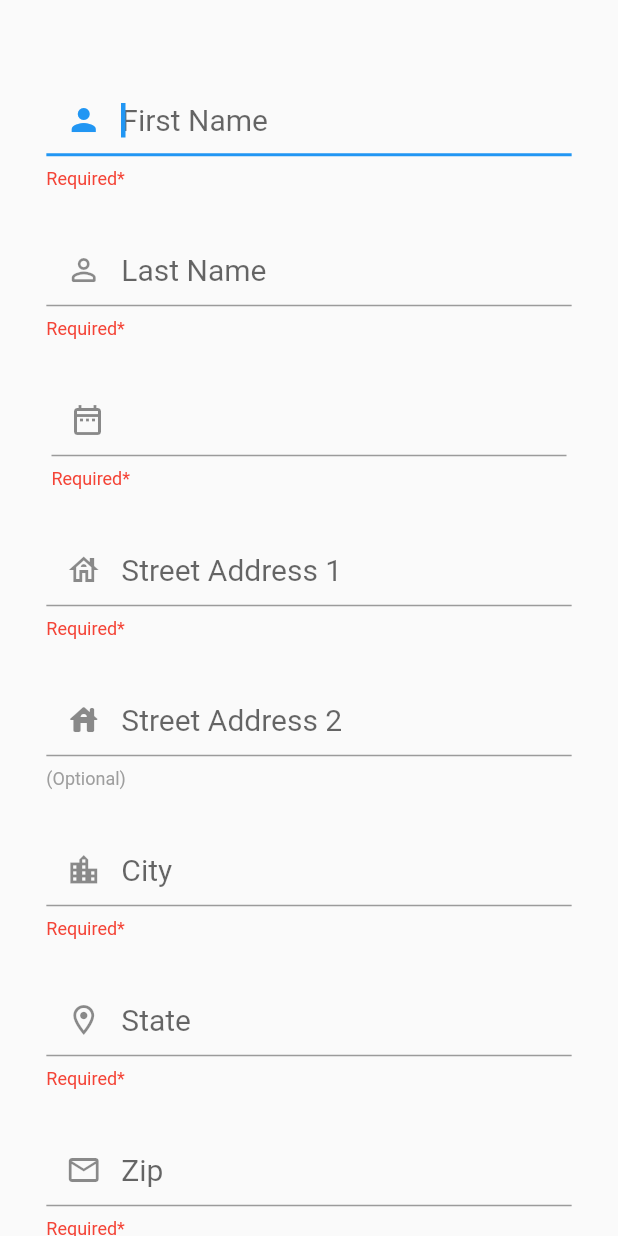
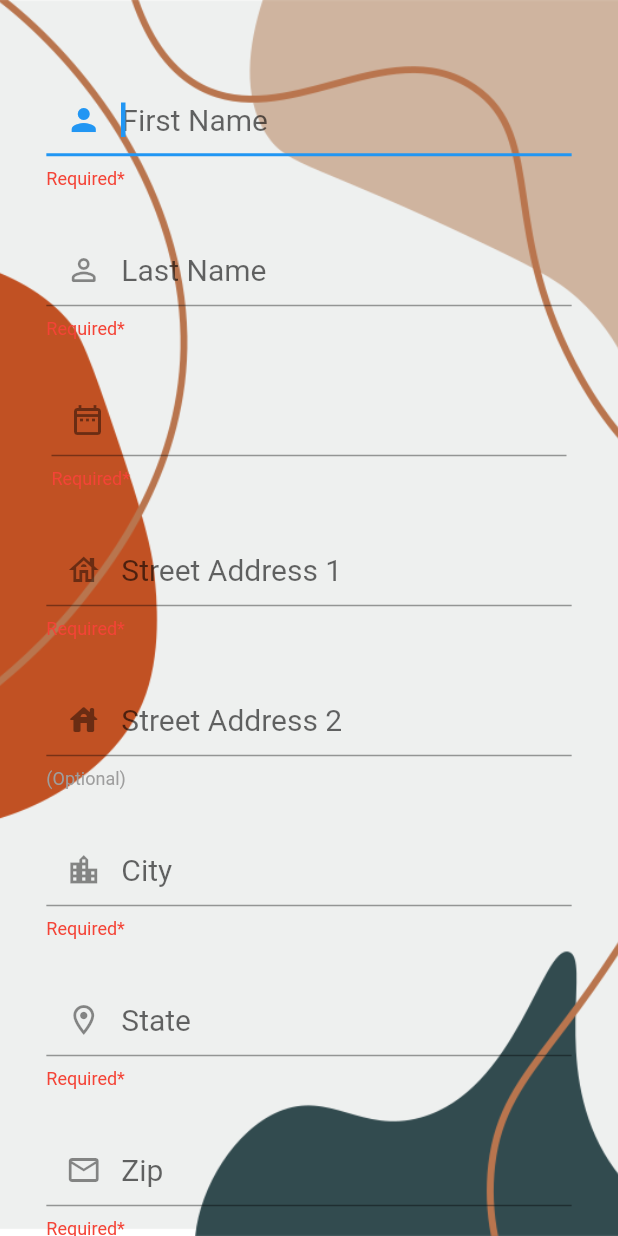
Before and after one commit to Edonmorina/Sign-Up-Demo, a Flutter app: the screen it shows after launch, scrolled down 420 dp, after a tap on "Sign Up", on a phone screen of 412 x 824 dp. Run offline on Flutter 3.47's test engine with Material 2 defaults, Android fonts, the phone set to English and light mode, and no system bars; drawn by our look-alikes of date_time_picker; our stand-ins replace cloud_firestore, firebase_core, flutter_svg; accounts and stored records are empty.

Commit message:
Fixed Not focusing after one another problem

```diff
--- a/lib/sign_up.dart
+++ b/lib/sign_up.dart
@@ -26,15 +26,15 @@ class _SignUpState extends State<SignUp> {
     super.initState();
   }
 
-  late FocusNode _focusFirstName;
-  late FocusNode _focusLastName;
-  late FocusNode _focusDatePicker;
-  late FocusNode _focusStreetAddress1;
-  late FocusNode _focusStreetAddress2;
-  late FocusNode _focusCity;
-  late FocusNode _focusState;
-  late FocusNode _focusZip;
-  late FocusNode _focusScreen;
+  late final FocusNode _focusFirstName;
+  late final FocusNode _focusLastName;
+  late final FocusNode _focusDatePicker;
+  late final FocusNode _focusStreetAddress1;
+  late final FocusNode _focusStreetAddress2;
+  late final FocusNode _focusCity;
+  late final FocusNode _focusState;
+  late final FocusNode _focusZip;
+  late final FocusNode _focusScreen;
 
   final GlobalKey _firstNameKey = GlobalKey();
   final GlobalKey _lastNameKey = GlobalKey();
@@ -171,26 +171,35 @@ class _SignUpState extends State<SignUp> {
 
     void _redirectScopeIfFieldIsInvalidOnSubmission() {
       if (!_isValidFirstName) {
-        Scrollable.ensureVisible(_firstNameKey.currentContext ?? context);
+        Scrollable.ensureVisible(
+          _firstNameKey.currentContext ?? context,
+          duration: const Duration(milliseconds: 750),
+        );
         FocusScope.of(context).requestFocus(_focusFirstName);
       } else if (!_isValidLastName) {
-        Scrollable.ensureVisible(_lastNameKey.currentContext ?? context);
+        Scrollable.ensureVisible(_lastNameKey.currentContext ?? context,
+            duration: const Duration(milliseconds: 750));
         FocusScope.of(context).requestFocus(_focusLastName);
       } else if (!_isValidDate) {
-        Scrollable.ensureVisible(_dateKey.currentContext ?? context);
+        Scrollable.ensureVisible(_dateKey.currentContext ?? context,
+            duration: const Duration(milliseconds: 750));
         FocusScope.of(context).requestFocus(_focusDatePicker);
       } else if (!_isValidFirstStreetAddress) {
         Scrollable.ensureVisible(
-            _firstStreetAddressKey.currentContext ?? context);
+            _firstStreetAddressKey.currentContext ?? context,
+            duration: const Duration(milliseconds: 750));
         FocusScope.of(context).requestFocus(_focusStreetAddress1);
       } else if (!_isValidCity) {
-        Scrollable.ensureVisible(_cityKey.currentContext ?? context);
+        Scrollable.ensureVisible(_cityKey.currentContext ?? context,
+            duration: const Duration(milliseconds: 750));
         FocusScope.of(context).requestFocus(_focusCity);
       } else if (!_isValidState) {
-        Scrollable.ensureVisible(_stateKey.currentContext ?? context);
+        Scrollable.ensureVisible(_stateKey.currentContext ?? context,
+            duration: const Duration(milliseconds: 750));
         FocusScope.of(context).requestFocus(_focusState);
       } else if (!_isValidZip) {
-        Scrollable.ensureVisible(_zipKey.currentContext ?? context);
+        Scrollable.ensureVisible(_zipKey.currentContext ?? context,
+            duration: const Duration(milliseconds: 750));
         FocusScope.of(context).requestFocus(_focusZip);
       }
     }
@@ -199,8 +208,18 @@ class _SignUpState extends State<SignUp> {
       onTap: () {
         FocusScope.of(context).requestFocus(_focusScreen);
       },
+      child: Container(
+        width: size.width,
+        height: size.height,
+        decoration: const BoxDecoration(
+            image: DecorationImage(
+                image: AssetImage('assets/bg.png'), fit: BoxFit.cover)),
         child: Scaffold(
-        body: Padding(
+          backgroundColor: Colors.transparent,
+          body: Container(
+            width: size.width,
+            height: size.height,
+            child: Padding(
               padding: EdgeInsets.only(top: size.height / 20),
               child: SingleChildScrollView(
                 child: Column(
@@ -243,7 +262,8 @@ class _SignUpState extends State<SignUp> {
                     ),
                     Container(
                       margin: const EdgeInsets.symmetric(vertical: 15),
-                  padding: EdgeInsets.symmetric(horizontal: size.width / 12),
+                      padding:
+                          EdgeInsets.symmetric(horizontal: size.width / 12),
                       child: DateTimePicker(
                         key: _dateKey,
                         initialValue: _selectedDate,
@@ -252,7 +272,8 @@ class _SignUpState extends State<SignUp> {
                         dateLabelText: "Birth date",
                         textAlign: TextAlign.start,
                         onFieldSubmitted: (value) {
-                      FocusScope.of(context).requestFocus(_focusStreetAddress1);
+                          FocusScope.of(context)
+                              .requestFocus(_focusStreetAddress1);
                         },
                         decoration: InputDecoration(
                             prefixIcon: const Icon(Icons.date_range_outlined),
@@ -323,7 +344,7 @@ class _SignUpState extends State<SignUp> {
                       icon: const Icon(Icons.local_post_office_outlined),
                       textInputDone: true,
                       thisFocusNode: _focusZip,
-                  requestNextFocus: null,
+                      requestNextFocus: _focusScreen,
                     ),
                     const SizedBox(
                       height: 15,
@@ -332,6 +353,7 @@ class _SignUpState extends State<SignUp> {
                       padding: EdgeInsets.symmetric(horizontal: size.width / 5),
                       child: SizedBox(
                         height: 50,
+                        width: double.infinity,
                         child: ElevatedButton(
                             onPressed: () {
                               _changeValidationStateIfInputIsEmpty();
@@ -345,7 +367,8 @@ class _SignUpState extends State<SignUp> {
                             },
                             child: const Text("Sign Up"),
                             style: ButtonStyle(
-                            backgroundColor: MaterialStateProperty.all<Color>(
+                                backgroundColor:
+                                    MaterialStateProperty.all<Color>(
                                         Colors.black))),
                       ),
                     ),
@@ -357,6 +380,8 @@ class _SignUpState extends State<SignUp> {
               ),
             ),
           ),
+        ),
+      ),
     );
   }
 }
--- a/lib/text_field.dart
+++ b/lib/text_field.dart
@@ -63,18 +63,8 @@ class _SignUpTextFieldsState extends State<SignUpTextFields> {
         obscureText: widget.obscureText,
         textInputAction:
             widget.textInputDone ? TextInputAction.done : TextInputAction.next,
-        onFieldSubmitted: (value) {
+        onEditingComplete: () {
           FocusScope.of(context).requestFocus(widget.requestNextFocus);
-          if (value.trim() != "" || value.isNotEmpty) {
-            setState(() {
-              _isFieldValid = true;
-            });
-          }
-          if (value.trim() == "" || value.isEmpty) {
-            setState(() {
-              _isFieldValid = false;
-            });
-          }
         },
         focusNode: widget.thisFocusNode,
         autofocus: widget.autoFocus,
```
Lines whose indentation alone changed are shown as unchanged.
